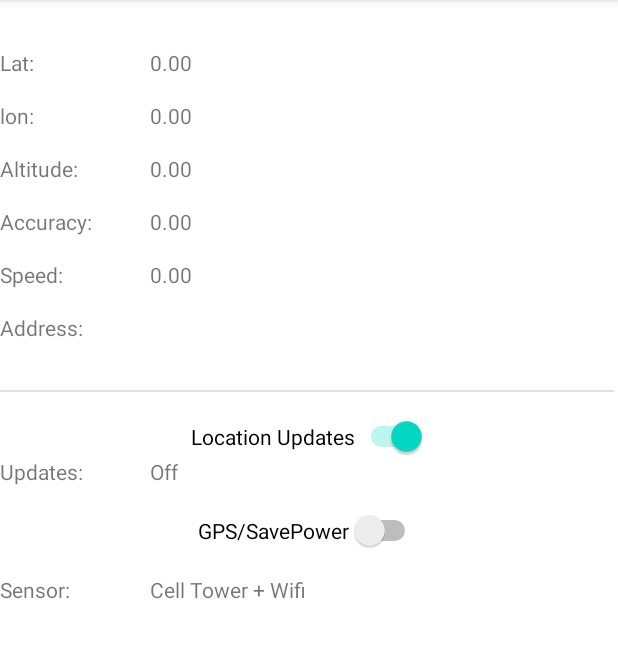
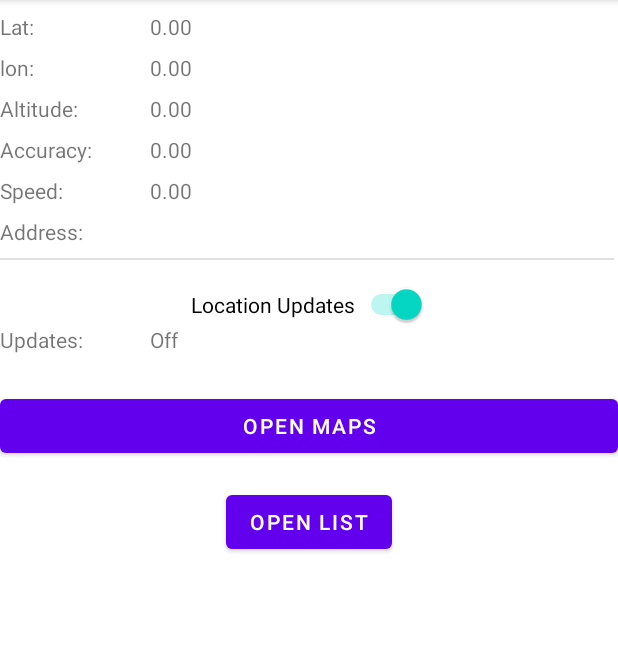
Before and after one commit to piotrjwegrzyn/Trunning, an Android app: the screen it shows after launch (MainActivity), on a phone screen of 412 x 824 dp, the part 84-742 px from its top. Run offline under Robolectric (Android 15) with nearby library versions, the phone set to English and light mode, and no system bars.

Commit message:
Trunning v2.1

```diff
--- a/app/build.gradle
+++ b/app/build.gradle
@@ -3,13 +3,13 @@ plugins {
 }
 
 android {
-    compileSdkVersion 30
+    compileSdkVersion 29
     buildToolsVersion "30.0.3"
 
     defaultConfig {
         applicationId "com.example.java_attempt"
         minSdkVersion 26
-        targetSdkVersion 30
+        targetSdkVersion 29
         versionCode 1
         versionName "1.0"
 
@@ -33,6 +33,7 @@ dependencies {
     implementation 'androidx.appcompat:appcompat:1.2.0'
     implementation 'com.google.android.material:material:1.3.0'
     implementation 'androidx.constraintlayout:constraintlayout:2.0.4'
+    implementation 'com.google.android.gms:play-services-maps:17.0.0'
     testImplementation 'junit:junit:4.+'
     androidTestImplementation 'androidx.test.ext:junit:1.1.2'
     androidTestImplementation 'androidx.test.espresso:espresso-core:3.3.0'
--- /dev/null
+++ b/app/src/main/java/com/example/Trail/Dane.java
@@ -0,0 +1,44 @@
+package com.example.Trail;
+
+import android.app.Application;
+import android.location.Location;
+
+import java.util.ArrayList;
+import java.util.List;
+
+public class Dane extends Application {
+    private static Dane INSTANCE;
+
+    @Override
+    public void onCreate() {
+        super.onCreate();
+        INSTANCE = this;
+        points = new ArrayList<>();
+    }
+
+    public static Dane getInstance(){
+        if (INSTANCE == null){
+            INSTANCE = new Dane();
+        }
+        return INSTANCE;
+    }
+
+    public List<Location> getPoints() {
+        return points;
+    }
+
+    public Location getPoint(){
+        return points.get(points.size()-1);
+    }
+
+    public void addPoint(Location point) {
+        points.add(point);
+    }
+
+    private ArrayList<Location> points;
+
+    public void clearLocations(){
+        points.clear();
+    }
+
+}
--- /dev/null
+++ b/app/src/main/java/com/example/Trail/MainActivity.java
@@ -0,0 +1,155 @@
+package com.example.Trail;
+
+import androidx.annotation.NonNull;
+import androidx.appcompat.app.AppCompatActivity;
+import androidx.core.app.ActivityCompat;
+
+import com.google.android.gms.location.FusedLocationProviderClient;
+import com.google.android.gms.location.LocationCallback;
+import com.google.android.gms.location.LocationRequest;
+import com.google.android.gms.location.LocationResult;
+import com.google.android.gms.location.LocationServices;
+
+import android.Manifest;
+import android.annotation.SuppressLint;
+import android.content.Intent;
+import android.content.pm.PackageManager;
+import android.location.Location;
+import android.os.Build;
+import android.os.Bundle;
+import android.os.Looper;
+import android.view.View;
+import android.widget.Button;
+import android.widget.Switch;
+import android.widget.TextView;
+import android.widget.Toast;
+
+public class MainActivity extends AppCompatActivity {
+
+    public static final int DEFAULT_UPDATE_INTERVAL = 5;
+    public static final int FASTEST_UPDATE_INTERVAL = 2;
+    private static final int PERMISSIONS_FINE_LOCATION = 87;
+
+
+    TextView tv_lat, tv_lon, tv_altitude, tv_accuracy, tv_speed, tv_updates, tv_address;
+    Button bt_openMaps, bt_openList;
+    @SuppressLint("UseSwitchCompatOrMaterialCode")
+    Switch sw_locationsupdates;
+
+    boolean update = false;
+
+    private LocationRequest locationRequest;
+    private LocationCallback locationCallback;
+    private FusedLocationProviderClient fusedLocationProviderClient;
+
+    Dane dane = Dane.getInstance();
+
+    @Override
+    protected void onCreate(Bundle savedInstanceState) {
+        super.onCreate(savedInstanceState);
+        setContentView(R.layout.activity_main);
+        {
+            bt_openList = findViewById(R.id.bt_openList);
+            tv_lat = findViewById(R.id.tv_lat);
+            tv_lon = findViewById(R.id.tv_lon);
+            tv_altitude = findViewById(R.id.tv_altitude);
+            tv_accuracy = findViewById(R.id.tv_accuracy);
+            tv_speed = findViewById(R.id.tv_speed);
+            tv_updates = findViewById(R.id.tv_updates);
+            tv_address = findViewById(R.id.tv_address);
+            sw_locationsupdates = findViewById(R.id.sw_locationsupdates);
+            bt_openMaps = findViewById(R.id.bt_openMaps);
+            locationRequest = LocationRequest.create();
+            locationRequest.setInterval(1000 * DEFAULT_UPDATE_INTERVAL);
+            locationRequest.setFastestInterval(1000 * FASTEST_UPDATE_INTERVAL);
+            locationRequest.setPriority(LocationRequest.PRIORITY_HIGH_ACCURACY);
+            fusedLocationProviderClient = LocationServices.getFusedLocationProviderClient(this);
+        }
+        locationCallback = new LocationCallback() {
+            @Override
+            public void onLocationResult(@NonNull LocationResult locationResult) {
+
+                Location location = locationResult.getLastLocation();
+                UpdateTeksty(location);
+                dane.addPoint(location);
+            }
+        };
+
+        bt_openList.setOnClickListener(new View.OnClickListener() {
+            @Override
+            public void onClick(View view) {
+                Intent i = new Intent(MainActivity.this, TestowaLista.class);
+                startActivity(i);
+            }
+        });
+        sw_locationsupdates.setOnClickListener(new View.OnClickListener() {
+            @Override
+            public void onClick(View view) {
+                if (sw_locationsupdates.isChecked()) {
+                    updating();
+                } else {
+                    notUpdating();
+                }
+            }
+        });
+        bt_openMaps.setOnClickListener(new View.OnClickListener() {
+            @Override
+            public void onClick(View view) {
+                Intent i = new Intent(MainActivity.this, Mapsy.class);
+                startActivity(i);
+            }
+        });
+    } // END of OnCreate
+
+    @SuppressLint("ShowToast")
+    @Override
+    public void onRequestPermissionsResult(int requestCode, @NonNull String[] permissions, @NonNull int[] grantResults) {
+        super.onRequestPermissionsResult(requestCode, permissions, grantResults);
+
+        switch (requestCode) {
+            case PERMISSIONS_FINE_LOCATION:
+                if (grantResults[0] != PackageManager.PERMISSION_GRANTED) {
+                    Toast.makeText(this, "Potrzebne uprawnienia", Toast.LENGTH_SHORT);
+                    finish();
+                }
+                break;
+        }
+    }
+
+    public void updating() {
+
+        tv_updates.setText("N");
+        if (ActivityCompat.checkSelfPermission(this, Manifest.permission.ACCESS_FINE_LOCATION) != PackageManager.PERMISSION_GRANTED) {
+            if (Build.VERSION.SDK_INT >= Build.VERSION_CODES.O){
+                requestPermissions(new String[] {Manifest.permission.ACCESS_FINE_LOCATION}, PERMISSIONS_FINE_LOCATION);
+            }
+            else{
+                tv_updates.setText("SDK ERR");
+            }
+        }
+
+        fusedLocationProviderClient.requestLocationUpdates(locationRequest, locationCallback, Looper.getMainLooper());
+        tv_updates.setText("ON");
+    }
+    public void notUpdating(){
+        fusedLocationProviderClient.removeLocationUpdates(locationCallback);
+        tv_updates.setText("OFF");
+        tv_lat.setText("NaN");
+        tv_lon.setText("NaN");
+        tv_altitude.setText("NaN");
+        tv_accuracy.setText("NaN");
+        tv_speed.setText("NaN");
+        dane.clearLocations();
+    }
+
+    private void UpdateTeksty(Location location){
+        tv_lat.setText(String.valueOf(location.getLatitude()));
+        tv_lon.setText(String.valueOf(location.getLongitude()));
+        String a = location.hasAltitude() ? String.valueOf(location.getAltitude()) : "0";
+        tv_altitude.setText(a);
+        tv_accuracy.setText(String.valueOf(location.getAccuracy()));
+        a = location.hasSpeed() ? String.valueOf(location.getSpeed()) : "0";
+        tv_speed.setText(a);
+    }
+
+} // END of MainClass
--- a/app/src/main/res/layout/activity_main.xml
+++ b/app/src/main/res/layout/activity_main.xml
@@ -10,7 +10,7 @@
         android:id="@+id/tv_labellat"
         android:layout_width="100dp"
         android:layout_height="wrap_content"
-        android:layout_marginTop="32dp"
+        android:layout_marginTop="8dp"
         android:text="Lat:"
         app:layout_constraintStart_toStartOf="parent"
         app:layout_constraintTop_toTopOf="parent" />
@@ -19,16 +19,15 @@
         android:id="@+id/tv_lat"
         android:layout_width="wrap_content"
         android:layout_height="wrap_content"
-        android:layout_marginTop="32dp"
         android:text="0.00"
         app:layout_constraintStart_toEndOf="@+id/tv_labellat"
-        app:layout_constraintTop_toTopOf="parent" />
+        app:layout_constraintTop_toTopOf="@+id/tv_labellat" />
 
     <TextView
         android:id="@+id/tv_labellon"
         android:layout_width="100dp"
         android:layout_height="wrap_content"
-        android:layout_marginTop="16dp"
+        android:layout_marginTop="8dp"
         android:text="lon:"
         app:layout_constraintStart_toStartOf="parent"
         app:layout_constraintTop_toBottomOf="@+id/tv_labellat" />
@@ -37,16 +36,15 @@
         android:id="@+id/tv_lon"
         android:layout_width="wrap_content"
         android:layout_height="wrap_content"
-        android:layout_marginTop="16dp"
         android:text="0.00"
         app:layout_constraintStart_toEndOf="@+id/tv_labellon"
-        app:layout_constraintTop_toBottomOf="@+id/tv_lat" />
+        app:layout_constraintTop_toTopOf="@+id/tv_labellon" />
 
     <TextView
         android:id="@+id/tv_labelaltitude"
         android:layout_width="100dp"
         android:layout_height="wrap_content"
-        android:layout_marginTop="16dp"
+        android:layout_marginTop="8dp"
         android:text="Altitude:"
         app:layout_constraintStart_toStartOf="parent"
         app:layout_constraintTop_toBottomOf="@+id/tv_labellon" />
@@ -63,7 +61,7 @@
         android:id="@+id/tv_labelaccuracy"
         android:layout_width="100dp"
         android:layout_height="wrap_content"
-        android:layout_marginTop="16dp"
+        android:layout_marginTop="8dp"
         android:text="Accuracy:"
         app:layout_constraintStart_toStartOf="parent"
         app:layout_constraintTop_toBottomOf="@+id/tv_labelaltitude" />
@@ -80,7 +78,7 @@
         android:id="@+id/tv_labelspeed"
         android:layout_width="100dp"
         android:layout_height="wrap_content"
-        android:layout_marginTop="16dp"
+        android:layout_marginTop="8dp"
         android:text="Speed:"
         app:layout_constraintStart_toStartOf="parent"
         app:layout_constraintTop_toBottomOf="@+id/tv_labelaccuracy" />
@@ -92,23 +90,6 @@
         android:text="0.00"
         app:layout_constraintStart_toEndOf="@+id/tv_labelspeed"
         app:layout_constraintTop_toTopOf="@+id/tv_labelspeed" />
-
-    <TextView
-        android:id="@+id/tv_labelsensor"
-        android:layout_width="100dp"
-        android:layout_height="wrap_content"
-        android:layout_marginTop="16dp"
-        android:text="Sensor:"
-        app:layout_constraintStart_toStartOf="parent"
-        app:layout_constraintTop_toBottomOf="@+id/sw_gps" />
-
-    <TextView
-        android:id="@+id/tv_sensor"
-        android:layout_width="wrap_content"
-        android:layout_height="wrap_content"
-        android:text="Cell Tower + Wifi"
-        app:layout_constraintStart_toEndOf="@+id/tv_labelsensor"
-        app:layout_constraintTop_toTopOf="@+id/tv_labelsensor" />
 
     <TextView
         android:id="@+id/tv_labelupdates"
@@ -138,17 +119,6 @@
         app:layout_constraintTop_toBottomOf="@+id/divider"
         tools:ignore="UseSwitchCompatOrMaterialXml" />
 
-    <Switch
-        android:id="@+id/sw_gps"
-        android:layout_width="wrap_content"
-        android:layout_height="wrap_content"
-        android:layout_marginTop="16dp"
-        android:text="GPS/SavePower"
-        app:layout_constraintEnd_toEndOf="parent"
-        app:layout_constraintStart_toStartOf="parent"
-        app:layout_constraintTop_toBottomOf="@+id/tv_labelupdates"
-        tools:ignore="UseSwitchCompatOrMaterialXml" />
-
     <TextView
         android:id="@+id/tv_address"
         android:layout_width="wrap_content"
@@ -160,7 +130,7 @@
         android:id="@+id/tv_lbladdress"
         android:layout_width="100dp"
         android:layout_height="wrap_content"
-        android:layout_marginTop="16dp"
+        android:layout_marginTop="8dp"
         android:text="Address:"
         app:layout_constraintStart_toStartOf="parent"
         app:layout_constraintTop_toBottomOf="@+id/tv_labelspeed" />
@@ -169,10 +139,30 @@
         android:id="@+id/divider"
         android:layout_width="409dp"
         android:layout_height="1dp"
-        android:layout_marginTop="32dp"
+        android:layout_marginTop="8dp"
         android:background="?android:attr/listDivider"
         app:layout_constraintTop_toBottomOf="@+id/tv_address"
-        tools:layout_editor_absoluteX="1dp"
-        tools:ignore="MissingConstraints" />
+        tools:ignore="MissingConstraints"
+        tools:layout_editor_absoluteX="1dp" />
+
+    <Button
+        android:id="@+id/bt_openMaps"
+        android:layout_width="0dp"
+        android:layout_height="wrap_content"
+        android:layout_marginTop="24dp"
+        android:text="Open Maps"
+        app:layout_constraintEnd_toEndOf="parent"
+        app:layout_constraintStart_toStartOf="parent"
+        app:layout_constraintTop_toBottomOf="@+id/tv_labelupdates" />
+
+    <Button
+        android:id="@+id/bt_openList"
+        android:layout_width="wrap_content"
+        android:layout_height="wrap_content"
+        android:layout_marginTop="16dp"
+        android:text="Open List"
+        app:layout_constraintEnd_toEndOf="parent"
+        app:layout_constraintStart_toStartOf="parent"
+        app:layout_constraintTop_toBottomOf="@+id/bt_openMaps" />
 
 </androidx.constraintlayout.widget.ConstraintLayout>
--- a/app/src/main/res/values/strings.xml
+++ b/app/src/main/res/values/strings.xml
@@ -1,3 +1,4 @@
 <resources>
     <string name="app_name">Java_attempt</string>
+    <string name="title_activity_mapsy">Map</string>
 </resources>
```
Also changed, not shown: app/src/debug/res/values/google_maps_api.xml (added, +24 -0 lines), app/src/main/AndroidManifest.xml (+25 -3 lines), app/src/main/java/com/example/Trail/Mapsy.java (added, +46 -0 lines), app/src/main/java/com/example/Trail/TestowaLista.java (added, +23 -0 lines), app/src/main/res/layout/activity_mapsy.xml (added, +9 -0 lines), app/src/main/res/layout/activity_testowa_lista.xml (added, +16 -0 lines), 5 other files.
